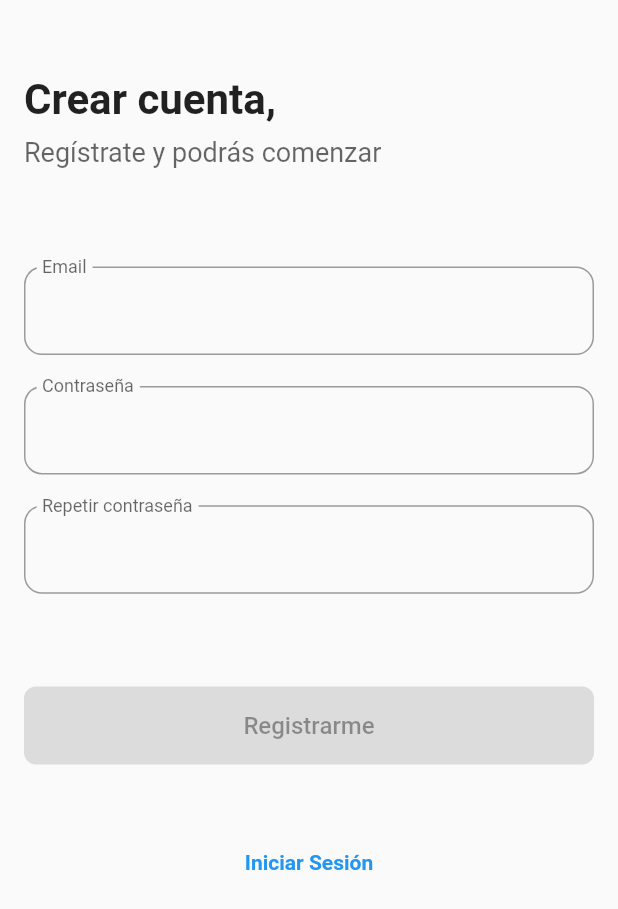
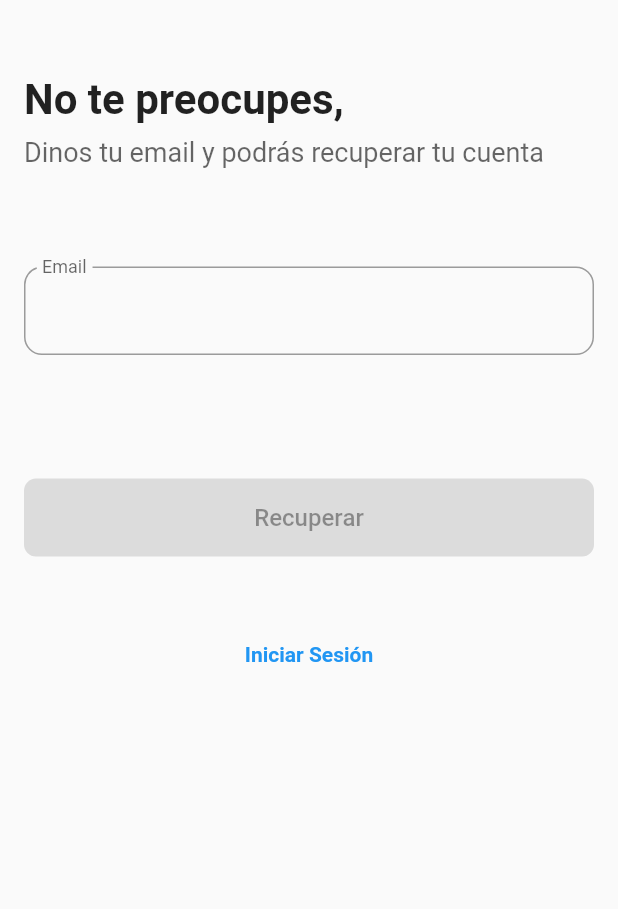
Before and after one commit to JesusCCs/ProyectoFinalFlutter, a Flutter app: the screen it shows after launch, after a tap on "¿Olvidaste la contraseña?", on a phone screen of 412 x 824 dp. Shown: the top 909 px of the screen. Run offline on Flutter 3.47's test engine with Material 2 defaults, Android fonts, the phone set to English and light mode, and no system bars.

Commit message:
Agregada nueva pantalla de olvido de contraseña

```diff
--- /dev/null
+++ b/mobile_app/lib/pantallas/auth/forgot_password/forgot_screen.dart
@@ -0,0 +1,55 @@
+import 'package:flutter/material.dart';
+import 'package:mobile_app/_componentes/form_button.dart';
+import 'package:mobile_app/_componentes/input_field.dart';
+import 'package:mobile_app/_componentes/navigation_link.dart';
+import 'package:mobile_app/pantallas/auth/login/login_screen.dart';
+
+class ForgotScreen extends StatefulWidget {
+  @override
+  _ForgotScreenState createState() => _ForgotScreenState();
+}
+
+class _ForgotScreenState extends State<ForgotScreen> {
+  @override
+  Widget build(BuildContext context) {
+    double screenHeight = MediaQuery.of(context).size.height;
+
+    return Scaffold(
+      body: Padding(
+        padding: const EdgeInsets.symmetric(horizontal: 16),
+        child: ListView(
+          children: [
+            Padding(
+                padding: EdgeInsets.only(top: 50.0),
+                child: Text(
+                  "No te preocupes,",
+                  style: TextStyle(
+                    fontSize: 28,
+                    fontWeight: FontWeight.bold,
+                  ),
+                )),
+            Padding(
+                padding: EdgeInsets.symmetric(vertical: 8.0),
+                child: Text(
+                  "Dinos tu email y podrás recuperar tu cuenta",
+                  style: TextStyle(
+                    fontSize: 18,
+                    color: Colors.black.withOpacity(.6),
+                  ),
+                )),
+            SizedBox(height: screenHeight * .07),
+            InputField(
+              labelText: "Email",
+              keyboardType: TextInputType.emailAddress,
+            ),
+            SizedBox(height: screenHeight * .025),
+            SizedBox(height: screenHeight * .075),
+            FormButton(text: "Recuperar"),
+            SizedBox(height: screenHeight * .05),
+            NavigationLink(text: 'Iniciar Sesión', screen: LoginScreen())
+          ],
+        ),
+      ),
+    );
+  }
+}
--- a/mobile_app/lib/pantallas/login/login_screen.dart
+++ b/mobile_app/lib/pantallas/auth/login/login_screen.dart
@@ -2,13 +2,10 @@ import 'package:flutter/material.dart';
 import 'package:mobile_app/_componentes/form_button.dart';
 import 'package:mobile_app/_componentes/input_field.dart';
 import 'package:mobile_app/_componentes/navigation_link.dart';
-import 'package:mobile_app/pantallas/register/register_screen.dart';
+import 'package:mobile_app/pantallas/auth/forgot_password/forgot_screen.dart';
+import 'package:mobile_app/pantallas/auth/register/register_screen.dart';
 
 class LoginScreen extends StatefulWidget {
-  final Function(String email, String password)? onSubmitted;
-
-  LoginScreen({this.onSubmitted});
-
   @override
   _LoginScreenState createState() => _LoginScreenState();
 }
@@ -56,7 +53,7 @@ class _LoginScreenState extends State<LoginScreen> {
             Align(
               alignment: Alignment.centerRight,
               child: NavigationLink(
-                  text: '¿Olvidaste la contraseña?', screen: RegisterScreen()),
+                  text: '¿Olvidaste la contraseña?', screen: ForgotScreen()),
             ),
             SizedBox(height: screenHeight * .075),
             FormButton(text: "Iniciar sesión"),
--- a/mobile_app/lib/pantallas/register/register_screen.dart
+++ b/mobile_app/lib/pantallas/auth/register/register_screen.dart
@@ -3,78 +3,14 @@ import 'package:flutter/material.dart';
 import 'package:mobile_app/_componentes/form_button.dart';
 import 'package:mobile_app/_componentes/input_field.dart';
 import 'package:mobile_app/_componentes/navigation_link.dart';
-import 'package:mobile_app/pantallas/login/login_screen.dart';
+import 'package:mobile_app/pantallas/auth/login/login_screen.dart';
 
 class RegisterScreen extends StatefulWidget {
-  final Function(String email, String password)? onSubmitted;
-
-  RegisterScreen({this.onSubmitted});
-
   @override
   _RegisterScreenState createState() => _RegisterScreenState();
 }
 
 class _RegisterScreenState extends State<RegisterScreen> {
-  late String email, password, confirmPassword;
-  late String emailError, passwordError;
-
-  Function(String email, String password)? get onSubmitted =>
-      widget.onSubmitted;
-
-  @override
-  void initState() {
-    super.initState();
-    email = "";
-    password = "";
-    confirmPassword = "";
-
-    emailError = "";
-    passwordError = "";
-  }
-
-  void resetErrorText() {
-    setState(() {
-      emailError = "";
-      passwordError = "";
-    });
-  }
-
-  bool validate() {
-    resetErrorText();
-
-    RegExp emailExp = RegExp(
-        r"^[a-zA-Z0-9.!#$%&'*+/=?^_`{|}~-]+@[a-zA-Z0-9](?:[a-zA-Z0-9-]{0,253}[a-zA-Z0-9])?(?:\.[a-zA-Z0-9](?:[a-zA-Z0-9-]{0,253}[a-zA-Z0-9])?)*$");
-
-    bool isValid = true;
-    if (email.isEmpty || !emailExp.hasMatch(email)) {
-      setState(() {
-        emailError = "Email is invalid";
-      });
-      isValid = false;
-    }
-
-    if (password.isEmpty || confirmPassword.isEmpty) {
-      setState(() {
-        passwordError = "Please enter a password";
-      });
-      isValid = false;
-    }
-    if (password != confirmPassword) {
-      setState(() {
-        passwordError = "Passwords do not match";
-      });
-      isValid = false;
-    }
-
-    return isValid;
-  }
-
-  void submit() {
-    if (validate()) {
-      onSubmitted!(email, password);
-    }
-  }
-
   @override
   Widget build(BuildContext context) {
     double screenHeight = MediaQuery.of(context).size.height;
@@ -87,7 +23,7 @@ class _RegisterScreenState extends State<RegisterScreen> {
             Padding(
                 padding: EdgeInsets.only(top: 50.0),
                 child: Text(
-                  "Crear cuenta,",
+                  "Crea una cuenta,",
                   style: TextStyle(
                     fontSize: 28,
                     fontWeight: FontWeight.bold,
--- a/mobile_app/pubspec.yaml
+++ b/mobile_app/pubspec.yaml
@@ -24,8 +24,8 @@ dependencies:
   flutter:
     sdk: flutter
 
+  flutter_riverpod: ^0.14.0+3
 
-  # Iconos y fuentes
   cupertino_icons: ^1.0.3
 
 dev_dependencies:
```
Also changed, not shown: mobile_app/lib/main.dart (+2 -7 lines), mobile_app/pubspec.lock.
